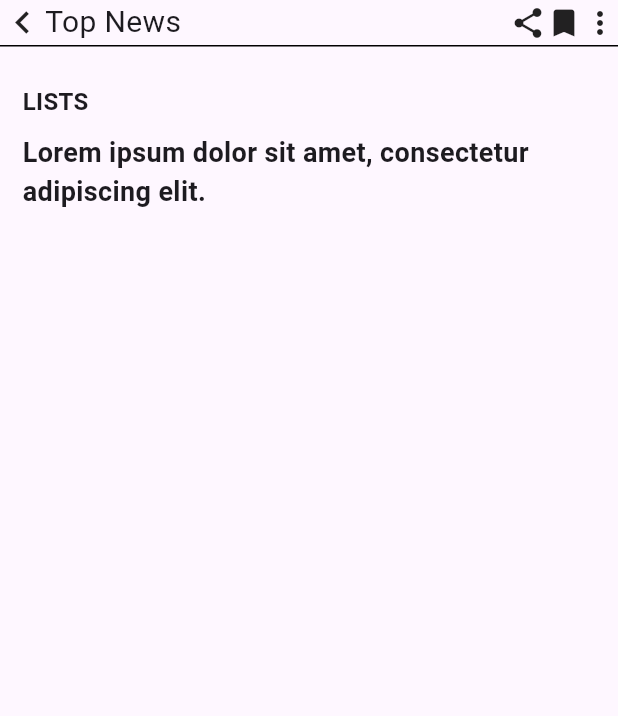
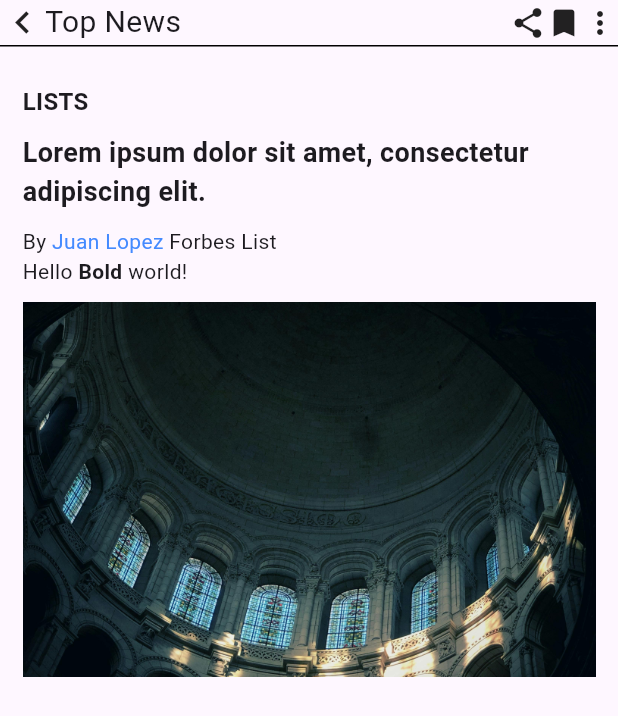
Before and after one commit to duducito15/movil_py, a Flutter app: the screen it shows after launch, on a phone screen of 412 x 824 dp. Shown: the top 716 px of the screen. Run offline on Flutter 3.47's test engine with Material 3 defaults, Android fonts, the phone set to English and light mode, and no system bars.

Commit message:
HomePage2

```diff
--- a/app2_init_iu_2024/lib/home_page1.dart
+++ b/app2_init_iu_2024/lib/home_page1.dart
@@ -71,7 +71,43 @@ class HomePage1 extends StatelessWidget {
                       fontSize: 18.0,
                       fontWeight: FontWeight.w600,
                     ),
-                  )
+                  ),
+                  SizedBox(
+                    height: 10.0,
+                  ),
+                  Row(
+                    children: [
+                      Text("By "),
+                      Text(
+                        "Juan Lopez ",
+                        style: TextStyle(
+                          color: Colors.blueAccent,
+                        ),
+                      ),
+                      Text("Forbes List"),
+                    ],
+                  ),
+                  Row(
+                    children: [
+                      Text("Hello "),
+                      Text(
+                        "Bold ",
+                        style: TextStyle(
+                          fontWeight: FontWeight.bold,
+                        ),
+                      ),
+                      Text("world!"),
+                    ],
+                  ),
+                  SizedBox(
+                    height: 10.0,
+                  ),
+                  Image.asset(
+                    "assets/img/picture3.jpeg",
+                    height: 250.0,
+                    width: double.infinity,
+                    fit: BoxFit.cover,
+                  ),
                 ],
               ),
             ),
--- /dev/null
+++ b/app2_init_iu_2024/lib/home_page2.dart
@@ -0,0 +1,8 @@
+import 'package:flutter/material.dart';
+
+class HomePage2 extends StatelessWidget {
+  @override
+  Widget build(BuildContext context) {
+    return Scaffold();
+  }
+}
--- a/app2_init_iu_2024/lib/main.dart
+++ b/app2_init_iu_2024/lib/main.dart
@@ -1,4 +1,5 @@
 import 'package:app2_init_iu_2024/home_page1.dart';
+import 'package:app2_init_iu_2024/home_page2.dart';
 import 'package:flutter/material.dart';
 
 void main(List<String> args) {
```
